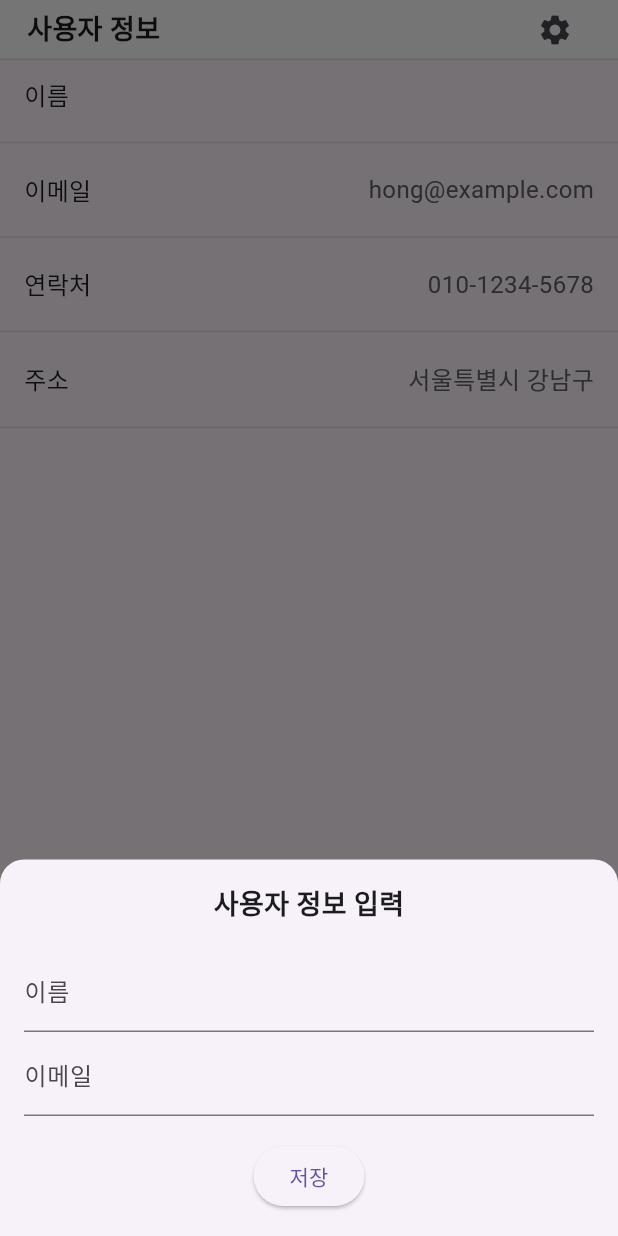
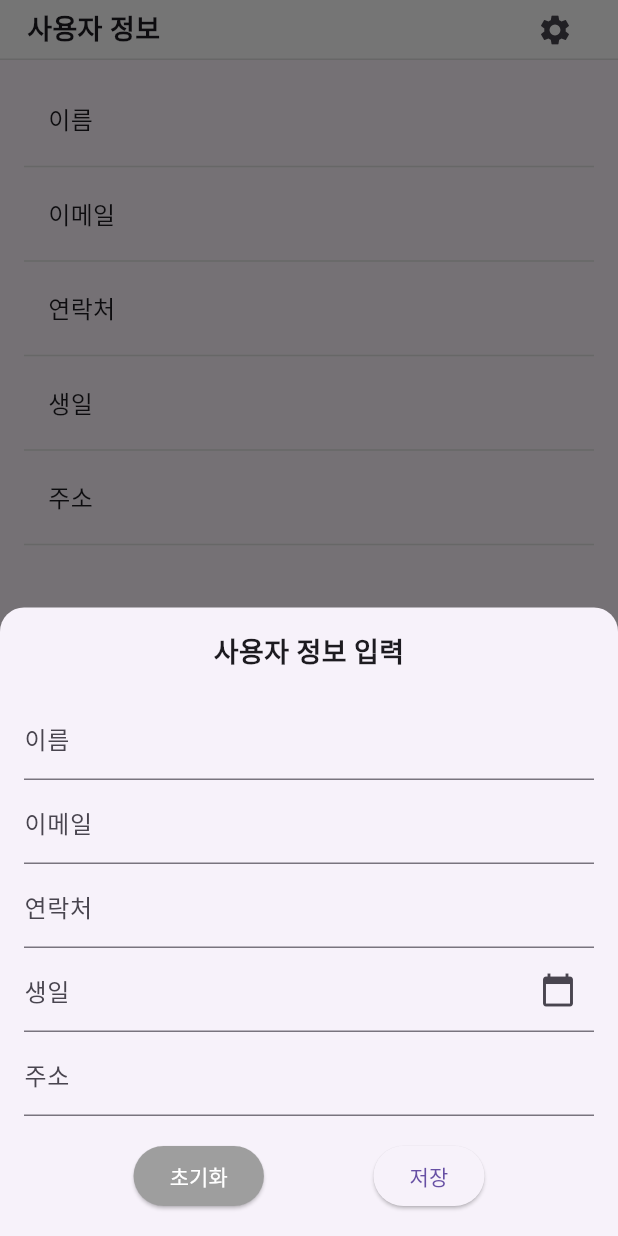
Before and after one commit to ksoyoun02/Flutter_pressure, a Flutter app: the SettingMain screen opened directly, after a tap on the "settings" icon, on a phone screen of 412 x 824 dp. Run offline on Flutter 3.47's test engine with Material 3 defaults, Android fonts, the phone set to English and light mode, and no system bars; our stand-ins replace share_plus, shared_preferences; missing offline and left inert: excel, mailer; accounts and stored records are empty.

Commit message:
개발완료료

```diff
--- a/lib/screens/setting/setting_main.dart
+++ b/lib/screens/setting/setting_main.dart
@@ -1,4 +1,5 @@
 import 'package:flutter/material.dart';
+import 'package:flutter/services.dart';
 import 'package:pressure_flutter/service/setting_service.dart';
 
 class SettingMain extends StatefulWidget {
@@ -12,60 +13,168 @@ class _SettingMainState extends State<SettingMain> {
   final SettingService settingService = SettingService();
   Map<String, String?> userInfo = {};
 
+  late TextEditingController nameController;
+  late TextEditingController emailController;
+  late TextEditingController phoneController;
+  late TextEditingController birthController;
+  late TextEditingController addrController;
+
   @override
   void initState() {
     super.initState();
+    nameController = TextEditingController();
+    emailController = TextEditingController();
+    phoneController = TextEditingController();
+    birthController = TextEditingController();
+    addrController = TextEditingController();
+
     _loadUserInfo();
+    // 리스너 추가: 입력값이 변경될 때마다 setState 호출
+    nameController.addListener(() => setState(() {}));
+    emailController.addListener(() => setState(() {}));
+    phoneController.addListener(() => setState(() {}));
+    birthController.addListener(() => setState(() {}));
+    addrController.addListener(() => setState(() {}));
+  }
+
+  @override
+  void dispose() {
+    // 리스너 제거
+    nameController.dispose();
+    emailController.dispose();
+    phoneController.dispose();
+    birthController.dispose();
+    addrController.dispose();
+    super.dispose();
   }
 
   Future<void> _loadUserInfo() async {
     Map<String, String?> data = await settingService.getUserInfo();
     setState(() {
-      userInfo = data; // 상태 업데이트
+      userInfo = data;
+      nameController.text = userInfo['name'] ?? "";
+      emailController.text = userInfo['email'] ?? "";
+      phoneController.text = userInfo['phone'] ?? "";
+      birthController.text = userInfo['birth'] ?? "";
+      addrController.text = userInfo['addr'] ?? "";
     });
   }
 
-  @override
-  Widget build(BuildContext context) {
-    Future<void> sendEmail() async {
-      await settingService.sendEmail();
+  Future<void> _selectDate(BuildContext context) async {
+    DateTime? pickedDate = await showDatePicker(
+      context: context,
+      initialDate: DateTime.now(),
+      firstDate: DateTime(1900),
+      lastDate: DateTime.now(),
+    );
+
+    if (pickedDate != null) {
+      setState(() {
+        birthController.text =
+            "${pickedDate.year}-${pickedDate.month.toString().padLeft(2, '0')}-${pickedDate.day.toString().padLeft(2, '0')}";
+      });
+    }
   }
 
   void showUserEditModal(BuildContext context) {
     showModalBottomSheet(
       context: context,
-        isScrollControlled: true, // 키보드 올라올 때 조정
+      isScrollControlled: true,
       shape: RoundedRectangleBorder(
         borderRadius: BorderRadius.vertical(top: Radius.circular(16)),
       ),
       builder: (context) {
         return Padding(
-            padding: const EdgeInsets.all(16.0),
+          padding: EdgeInsets.only(
+            left: 16,
+            right: 16,
+            top: 16,
+            bottom: MediaQuery.of(context).viewInsets.bottom + 16,
+          ),
           child: Column(
             mainAxisSize: MainAxisSize.min,
             children: [
               Text("사용자 정보 입력",
-                    style:
-                        TextStyle(fontSize: 18, fontWeight: FontWeight.bold)),
+                  style: TextStyle(fontSize: 18, fontWeight: FontWeight.bold)),
               SizedBox(height: 16),
               TextField(
+                controller: nameController,
                 decoration: InputDecoration(labelText: "이름"),
               ),
               TextField(
+                controller: emailController,
                 decoration: InputDecoration(labelText: "이메일"),
+                keyboardType: TextInputType.emailAddress,
+              ),
+              TextField(
+                controller: phoneController,
+                decoration: InputDecoration(labelText: "연락처"),
+                keyboardType: TextInputType.number,
+                inputFormatters: [FilteringTextInputFormatter.digitsOnly],
+              ),
+              TextField(
+                controller: birthController,
+                readOnly: true,
+                decoration: InputDecoration(
+                  labelText: "생일",
+                  suffixIcon: Icon(Icons.calendar_today),
+                ),
+                onTap: () => _selectDate(context),
+              ),
+              TextField(
+                controller: addrController,
+                decoration: InputDecoration(labelText: "주소"),
+                keyboardType: TextInputType.text,
               ),
               SizedBox(height: 16),
+              Row(
+                mainAxisAlignment: MainAxisAlignment.spaceEvenly,
+                children: [
                   ElevatedButton(
-                  onPressed: () => Navigator.pop(context),
+                    onPressed: () {
+                      settingService.clearUserInfo(); // 입력값 초기화
+                      Navigator.pop(context, true);
+                    },
+                    style:
+                        ElevatedButton.styleFrom(backgroundColor: Colors.grey),
+                    child: Text("초기화", style: TextStyle(color: Colors.white)),
+                  ),
+                  ElevatedButton(
+                    onPressed: () async {
+                      await settingService.saveUserInfo(
+                        nameController.text,
+                        emailController.text,
+                        phoneController.text,
+                        birthController.text,
+                        addrController.text,
+                      );
+                      Navigator.pop(context, true); // true 값 반환 후 모달 닫기
+                    },
                     child: Text("저장"),
+                  ),
+                ],
               ),
             ],
           ),
         );
       },
-      );
+    ).then((value) {
+      if (value == true) {
+        _loadUserInfo(); // 모달 닫힌 후 이벤트 실행
+      }
+    });
   }
 
+  Future<void> sendEmail() async {
+    await settingService.sendEmail();
+  }
+
+  void shareFile() {
+    settingService.shareFile();
+  }
+
+  @override
+  Widget build(BuildContext context) {
     return Scaffold(
       appBar: PreferredSize(
         preferredSize: Size.fromHeight(40),
@@ -94,28 +203,63 @@ class _SettingMainState extends State<SettingMain> {
         children: [
           Expanded(
             child: ListView(
+              padding: EdgeInsets.all(16),
               children: [
-                _buildUserInfoRow("이름", "${userInfo['name']}"),
-                _buildUserInfoRow("이메일", "hong@example.com"),
-                _buildUserInfoRow("연락처", "010-1234-5678"),
-                _buildUserInfoRow("주소", "서울특별시 강남구"),
+                _buildUserInfoRow("이름", nameController.text),
+                _buildUserInfoRow("이메일", emailController.text),
+                _buildUserInfoRow("연락처", phoneController.text),
+                _buildUserInfoRow("생일", birthController.text),
+                _buildUserInfoRow("주소", addrController.text),
               ],
             ),
           ),
-          InkWell(
-            onTap: () => sendEmail(),
-            child: Container(
-              height: 50,
-              width: double.infinity,
-              color: Colors.blue,
-              alignment: Alignment.center,
+          Padding(
+            padding: const EdgeInsets.symmetric(horizontal: 16, vertical: 8),
+            child: Row(
+              mainAxisAlignment: MainAxisAlignment.spaceBetween,
+              children: [
+                Expanded(
+                  child: ElevatedButton(
+                    onPressed: () => shareFile(),
+                    style: ElevatedButton.styleFrom(
+                      backgroundColor: const Color.fromARGB(255, 117, 160, 253),
+                      padding: EdgeInsets.symmetric(vertical: 14),
+                      shape: RoundedRectangleBorder(
+                        borderRadius: BorderRadius.circular(10),
+                      ),
+                    ),
+                    child: Text(
+                      "데이터 공유하기",
+                      style: TextStyle(
+                        fontSize: 16,
+                        fontWeight: FontWeight.bold,
+                        color: Colors.white,
+                      ),
+                    ),
+                  ),
+                ),
+                SizedBox(width: 12),
+                Expanded(
+                  child: ElevatedButton(
+                    onPressed: () => sendEmail(),
+                    style: ElevatedButton.styleFrom(
+                      backgroundColor: const Color.fromARGB(255, 117, 160, 253),
+                      padding: EdgeInsets.symmetric(vertical: 14),
+                      shape: RoundedRectangleBorder(
+                        borderRadius: BorderRadius.circular(10),
+                      ),
+                    ),
                     child: Text(
                       "메일 보내기",
                       style: TextStyle(
-                    fontSize: 18,
+                        fontSize: 16,
                         fontWeight: FontWeight.bold,
-                    color: Colors.white),
+                        color: Colors.white,
                       ),
+                    ),
+                  ),
+                ),
+              ],
             ),
           ),
         ],
@@ -123,7 +267,7 @@ class _SettingMainState extends State<SettingMain> {
     );
   }
 
-  Widget _buildUserInfoRow(String title, String value) {
+  Widget _buildUserInfoRow(String title, String? value) {
     return Column(
       children: [
         Padding(
@@ -133,7 +277,7 @@ class _SettingMainState extends State<SettingMain> {
             children: [
               Text(title,
                   style: TextStyle(fontSize: 16, fontWeight: FontWeight.w500)),
-              Text(value,
+              Text(value ?? "",
                   style: TextStyle(fontSize: 16, color: Colors.grey[700])),
             ],
           ),
--- a/lib/service/setting_service.dart
+++ b/lib/service/setting_service.dart
@@ -88,20 +88,30 @@ class SettingService {
     await Share.shareXFiles([XFile(filePath)], text: '이 파일을 공유합니다.');
   }
 
-  Future<void> saveUserInfo(String name, String email) async {
+  Future<void> saveUserInfo(String name, String email, String phone,
+      String birth, String addr) async {
     final prefs = await SharedPreferences.getInstance();
     await prefs.setString('user_name', name);
     await prefs.setString('user_email', email);
+    await prefs.setString('user_phone', phone);
+    await prefs.setString('user_birth', birth);
+    await prefs.setString('user_addr', addr);
   }
 
   Future<Map<String, String?>> getUserInfo() async {
     final prefs = await SharedPreferences.getInstance();
     String? name = prefs.getString('user_name');
     String? email = prefs.getString('user_email');
+    String? phone = prefs.getString('user_phone');
+    String? birth = prefs.getString('user_birth');
+    String? addr = prefs.getString('user_addr');
 
     return {
       'name': name,
       'email': email,
+      'phone': phone,
+      'birth': birth,
+      'addr': addr,
     };
   }
 
@@ -109,5 +119,8 @@ class SettingService {
     final prefs = await SharedPreferences.getInstance();
     await prefs.remove('user_name');
     await prefs.remove('user_email');
+    await prefs.remove('user_phone');
+    await prefs.remove('user_birth');
+    await prefs.remove('user_addr');
   }
 }
```
Also changed, not shown: lib/screens/home/home_screen.dart (+4 -4 lines), lib/screens/setting/setting_email.dart (deleted). Lines whose indentation alone changed are shown as unchanged.
